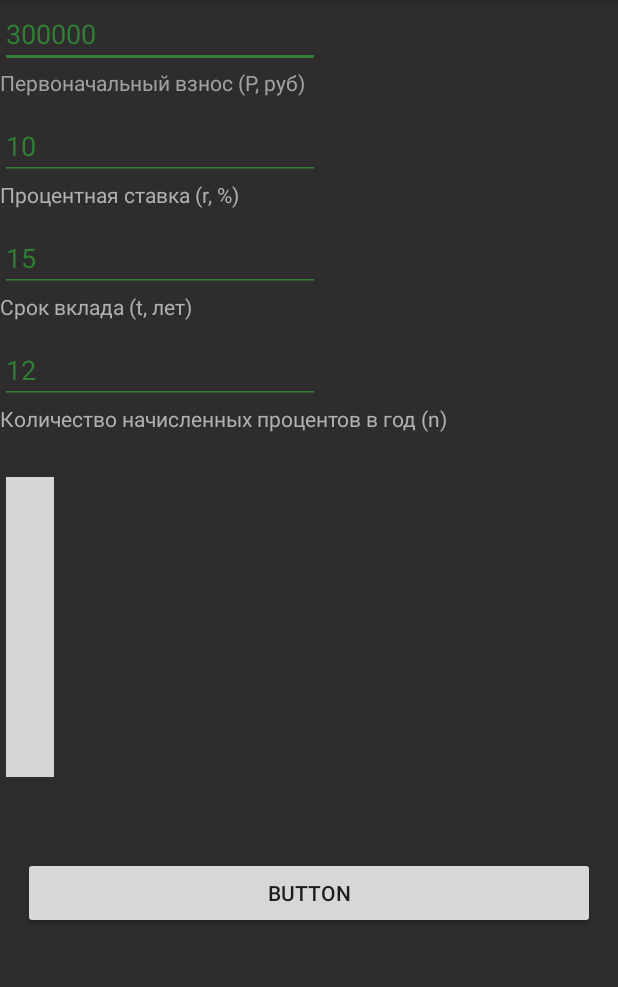
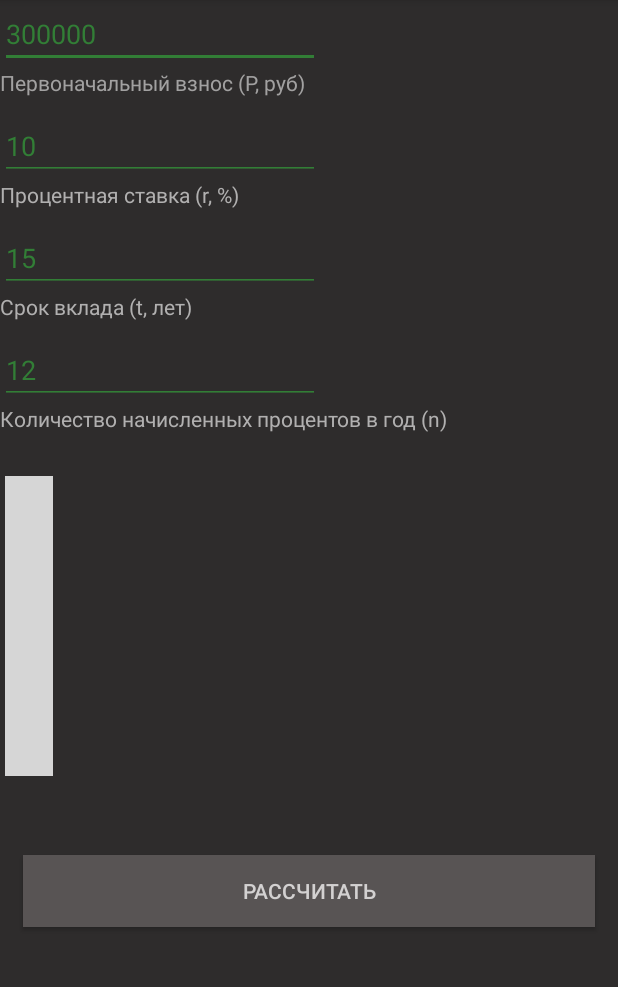
Before and after one commit to Serrggor49/FinCalc, an Android app: the screen it shows after launch (MainActivity), on a phone screen of 412 x 824 dp, the part 84-1071 px from its top. Run offline under Robolectric (Android 15) with nearby library versions, the phone set to English and light mode, and no system bars; libraries missing offline, so code that uses them is left out: com.jjoe64.graphview; plain views replace GraphView; 7 statements that could not run were skipped; grey boxes are pictures that could not be loaded.

Commit message:
сделал темный дизайн 2

```diff
--- a/app/src/main/java/com49/comments49/fincalc/MainActivity.java
+++ b/app/src/main/java/com49/comments49/fincalc/MainActivity.java
@@ -52,7 +52,7 @@
 
         init();
         Button button = findViewById(R.id.button_id);
-
+        setDesignGraf();
 
     }
 
@@ -97,7 +97,6 @@
             arrayListDataPoint.add(new DataPoint(i, A));
         }
 
-        graf_1 = new LineGraphSeries<>(arrayListDataPoint.toArray(new DataPoint[0]));
 
         A_2 = P*(1+t*r);
         setGraph();
@@ -131,15 +130,9 @@
 //        });
 
 
-
-        graf_1.setColor(getResources().getColor(R.color.green_graf, null));  // цвет графика
-
-        graph.getGridLabelRenderer().setGridColor(Color.GRAY); // цвет сетки графика
-        graph.getGridLabelRenderer().setVerticalLabelsColor(Color.WHITE); // цвет текста по оси Y
-        graph.getGridLabelRenderer().setHorizontalLabelsColor(Color.WHITE); // цвет текста по оси Y
+        setDesignGraf();
 
 
-        graph.setCursorMode(true);
         graph.getViewport().setMinX(0); // минимальное значение графика по оси X
         graph.getViewport().setMaxX(t); // максимальное значение графика по оси X
 
@@ -169,7 +162,6 @@
 
     public void init(){
         graph = findViewById(R.id.graph);
-
         vznosPervonachalniy = findViewById(R.id.vznos_pervonachalniy_editText_id);
         stavkaProcentnaya = findViewById(R.id.stavka_procentnaya_editText_id);
         srok = findViewById(R.id.srok_editText_id);
@@ -178,8 +170,14 @@
         profit = findViewById(R.id.profit_editText_id);
     }
 
-    static void setDesignGraf(){
+    public void setDesignGraf(){
+        graf_1 = new LineGraphSeries<>(arrayListDataPoint.toArray(new DataPoint[0]));
 
+        graf_1.setColor(getResources().getColor(R.color.green_graf, null));  // цвет графика
+        graph.getGridLabelRenderer().setGridColor(Color.GRAY); // цвет сетки графика
+        graph.getGridLabelRenderer().setVerticalLabelsColor(Color.WHITE); // цвет текста по оси Y
+        graph.getGridLabelRenderer().setHorizontalLabelsColor(Color.WHITE); // цвет текста по оси Y
+        graph.setCursorMode(true);
     }
 
 
--- a/app/src/main/res/layout/activity_main.xml
+++ b/app/src/main/res/layout/activity_main.xml
@@ -114,7 +114,7 @@
             android:id="@+id/graph"
             android:layout_width="wrap_content"
             android:layout_height="200dip"
-            android:layout_margin="4dp" />
+            android:layout_margin="3dp" />
 
         <TextView
             android:id="@+id/result_editText_id"
@@ -138,8 +138,10 @@
             android:layout_height="wrap_content"
             android:layout_marginLeft="15dp"
             android:layout_marginRight="15dp"
+            android:background="#585454"
             android:onClick="getData"
-            android:text="Button" />
+            android:text="Рассчитать"
+            android:textColor="#D3D1D1" />
 
     </LinearLayout>
 
```
